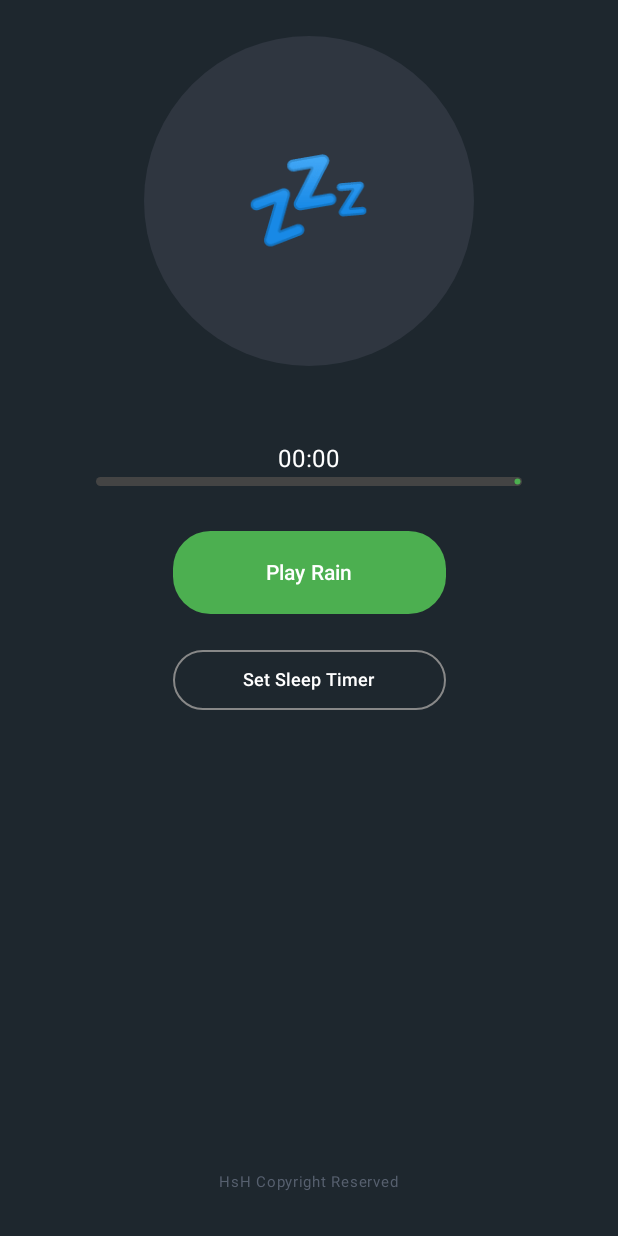
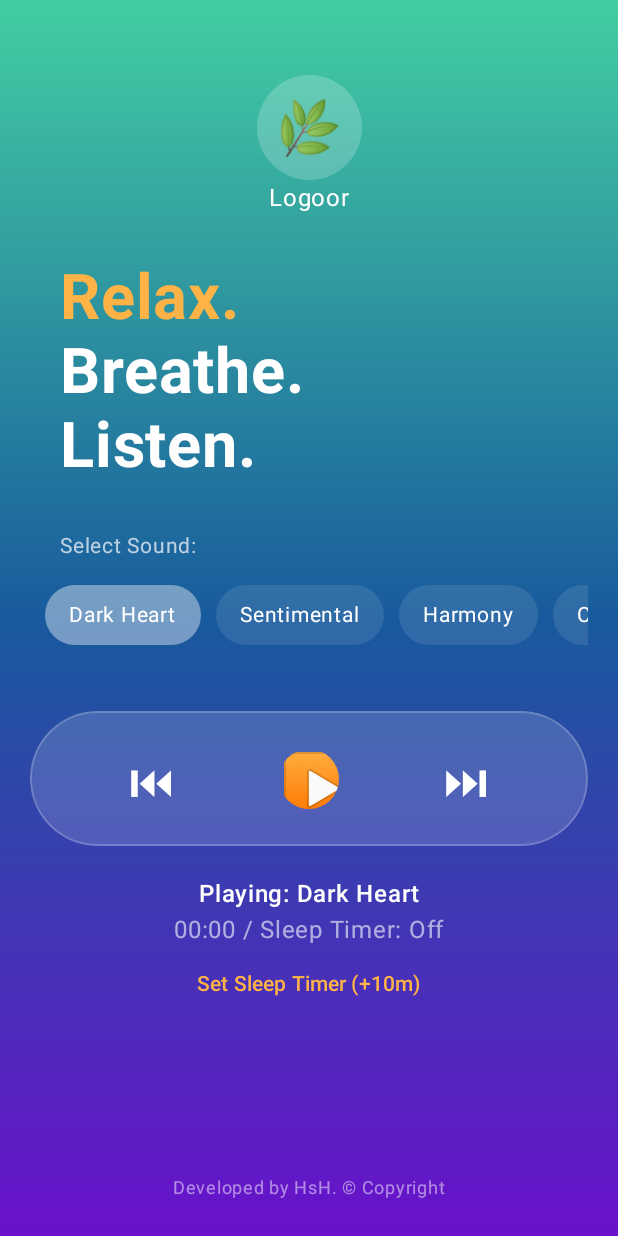
Before and after one commit to ushjdjsyudjd-rgb/NatureRelax, an Android app built with Jetpack Compose: the screen it shows after launch (MainActivity), on a phone screen of 412 x 824 dp. Run offline under Robolectric (Android 15) with nearby library versions, the phone set to English and light mode, and no system bars.

Commit message:
Update MainActivity.kt

```diff
--- a/app/src/main/java/com/relax/sounds/MainActivity.kt
+++ b/app/src/main/java/com/relax/sounds/MainActivity.kt
@@ -5,36 +5,54 @@ import android.os.Bundle
 import androidx.activity.ComponentActivity
 import androidx.activity.compose.setContent
 import androidx.compose.animation.Crossfade
-import androidx.compose.animation.core.*
 import androidx.compose.foundation.background
+import androidx.compose.foundation.border
 import androidx.compose.foundation.layout.*
+import androidx.compose.foundation.lazy.LazyRow
+import androidx.compose.foundation.lazy.items
+import androidx.compose.foundation.shape.CircleShape
 import androidx.compose.foundation.shape.RoundedCornerShape
 import androidx.compose.material3.*
 import androidx.compose.runtime.*
 import androidx.compose.ui.Alignment
 import androidx.compose.ui.Modifier
-import androidx.compose.ui.draw.scale
+import androidx.compose.ui.draw.clip
+import androidx.compose.ui.graphics.Brush
 import androidx.compose.ui.graphics.Color
 import androidx.compose.ui.text.font.FontWeight
 import androidx.compose.ui.unit.dp
 import androidx.compose.ui.unit.sp
 import kotlinx.coroutines.delay
 
+data class Track(val name: String, val resId: Int)
+
 class MainActivity : ComponentActivity() {
     private var mediaPlayer: MediaPlayer? = null
 
     override fun onCreate(savedInstanceState: Bundle?) {
         super.onCreate(savedInstanceState)
+
+        // لیست کامل ۱۰ آهنگ شما بر اساس پیام آخر
+        val trackList = listOf(
+            Track("Dark Heart", R.raw.dark_heart),
+            Track("Sentimental", R.raw.sentimental),
+            Track("Harmony", R.raw.harmony),
+            Track("Careful", R.raw.careful),
+            Track("Worlds", R.raw.worlds),
+            Track("Pure Dream", R.raw.pure_dream),
+            Track("For You", R.raw.for_you),
+            Track("Thoughtful", R.raw.thoughtful),
+            Track("Bread", R.raw.bread),
+            Track("Enlivening", R.raw.enlivening)
+        )
+
         setContent {
             var showSplash by remember { mutableStateOf(true) }
-            LaunchedEffect(Unit) {
-                delay(2000)
-                showSplash = false
-            }
+            LaunchedEffect(Unit) { delay(2000); showSplash = false }
 
             MaterialTheme {
                 Crossfade(targetState = showSplash) { isSplash ->
-                    if (isSplash) SplashScreen() else MainPlayerScreen()
+                    if (isSplash) SplashScreen() else MainPlayerScreen(trackList)
                 }
             }
         }
@@ -42,137 +60,138 @@ class MainActivity : ComponentActivity() {
 
     @Composable
     fun SplashScreen() {
-        Box(modifier = Modifier.fillMaxSize().background(Color(0xFF121212)), contentAlignment = Alignment.Center) {
-            Column(horizontalAlignment = Alignment.CenterHorizontally) {
-                Text("Nature Relax", color = Color.White, fontSize = 32.sp, fontWeight = FontWeight.Bold)
-                Spacer(modifier = Modifier.height(16.dp))
-                CircularProgressIndicator(color = Color(0xFF4CAF50))
-            }
-            Text("Created by HsH © 2025", modifier = Modifier.align(Alignment.BottomCenter).padding(bottom = 32.dp), color = Color.Gray, fontSize = 12.sp)
+        Box(modifier = Modifier.fillMaxSize().background(Color(0xFF185A9D)), contentAlignment = Alignment.Center) {
+            Text("Nature Relax", color = Color.White, fontSize = 32.sp, fontWeight = FontWeight.Bold)
         }
     }
 
     @Composable
-    fun MainPlayerScreen() {
+    fun MainPlayerScreen(tracks: List<Track>) {
+        var currentTrack by remember { mutableStateOf(tracks[0]) }
         var isPlaying by remember { mutableStateOf(false) }
-        var currentPosition by remember { mutableStateOf(0f) }
-        var totalDuration by remember { mutableStateOf(1f) }
-        var sleepTimerMinutes by remember { mutableStateOf(0) } // تایمر خواب
+        var currentPos by remember { mutableStateOf(0) }
+        var sleepTimer by remember { mutableStateOf(0) }
 
-        // انیمیشن ضربان (Pulse)
-        val infiniteTransition = rememberInfiniteTransition()
-        val scale by infiniteTransition.animateFloat(
-            initialValue = 1f,
-            targetValue = if (isPlaying) 1.15f else 1f,
-            animationSpec = infiniteRepeatable(
-                animation = TweenSpec(durationMillis = 1500, easing = FastOutSlowInEasing),
-                repeatMode = RepeatMode.Reverse
-            )
+        val bgGradient = Brush.verticalGradient(
+            colors = listOf(Color(0xFF43CEA2), Color(0xFF185A9D), Color(0xFF6A11CB))
         )
 
-        // آپدیت ثانیه‌شمار و مدیریت تایمر خواب
-        LaunchedEffect(isPlaying) {
+        LaunchedEffect(isPlaying, currentTrack) {
             while (isPlaying) {
-                mediaPlayer?.let {
-                    currentPosition = it.currentPosition.toFloat()
-                    totalDuration = it.duration.toFloat()
-                }
+                currentPos = mediaPlayer?.currentPosition ?: 0
                 delay(1000)
             }
         }
 
-        // منطق شمارش معکوس تایمر خواب
-        LaunchedEffect(sleepTimerMinutes) {
-            if (sleepTimerMinutes > 0 && isPlaying) {
-                while (sleepTimerMinutes > 0 && isPlaying) {
-                    delay(60000) // هر یک دقیقه
-                    sleepTimerMinutes -= 1
-                    if (sleepTimerMinutes == 0) {
-                        mediaPlayer?.pause()
-                        isPlaying = false
-                    }
+        // منطق تایمر خواب
+        LaunchedEffect(sleepTimer) {
+            if (sleepTimer > 0) {
+                delay(sleepTimer * 60000L)
+                if (isPlaying) {
+                    mediaPlayer?.pause()
+                    isPlaying = false
+                    sleepTimer = 0
                 }
             }
         }
 
         Column(
-            modifier = Modifier.fillMaxSize().background(Color(0xFF1E272E)).padding(24.dp),
-            horizontalAlignment = Alignment.CenterHorizontally,
-            verticalArrangement = Arrangement.Center
+            modifier = Modifier.fillMaxSize().background(bgGradient).padding(horizontal = 20.dp),
+            horizontalAlignment = Alignment.CenterHorizontally
         ) {
-            // کارت نمایش با انیمیشن ضربان
-            Card(
-                modifier = Modifier.size(220.dp).scale(scale),
-                shape = RoundedCornerShape(110.dp), // دایره‌ای کامل
-                colors = CardDefaults.cardColors(containerColor = Color(0xFF2F3640))
-            ) {
-                Box(contentAlignment = Alignment.Center, modifier = Modifier.fillMaxSize()) {
-                    Text(if (isPlaying) "🌧️" else "💤", fontSize = 70.sp)
+            Spacer(modifier = Modifier.height(50.dp))
+
+            // بخش لوگو (Logoor)
+            Box(modifier = Modifier.size(70.dp).clip(CircleShape).background(Color.White.copy(0.2f)), contentAlignment = Alignment.Center) {
+                Text("🌿", fontSize = 35.sp)
+            }
+            Text("Logoor", color = Color.White, fontSize = 16.sp)
+
+            Spacer(modifier = Modifier.height(30.dp))
+
+            // متن‌های استایل عکس
+            Column(modifier = Modifier.fillMaxWidth().padding(start = 20.dp)) {
+                Text("Relax.", color = Color(0xFFFFB347), fontSize = 42.sp, fontWeight = FontWeight.Bold)
+                Text("Breathe.", color = Color.White, fontSize = 42.sp, fontWeight = FontWeight.Bold)
+                Text("Listen.", color = Color.White, fontSize = 42.sp, fontWeight = FontWeight.Bold)
+            }
+
+            Spacer(modifier = Modifier.height(30.dp))
+
+            // لیست افقی آهنگ‌ها (LazyRow)
+            Text("Select Sound:", color = Color.White.copy(0.7f), fontSize = 14.sp, modifier = Modifier.align(Alignment.Start).padding(start = 20.dp))
+            Spacer(modifier = Modifier.height(10.dp))
+            LazyRow(horizontalArrangement = Arrangement.spacedBy(10.dp), contentPadding = PaddingValues(horizontal = 10.dp)) {
+                items(tracks) { track ->
+                    Surface(
+                        onClick = {
+                            mediaPlayer?.stop()
+                            mediaPlayer?.release()
+                            mediaPlayer = MediaPlayer.create(this@MainActivity, track.resId)
+                            mediaPlayer?.isLooping = true
+                            currentTrack = track
+                            mediaPlayer?.start()
+                            isPlaying = true
+                        },
+                        color = if (currentTrack == track) Color.White.copy(0.4f) else Color.White.copy(0.1f),
+                        shape = RoundedCornerShape(20.dp)
+                    ) {
+                        Text(track.name, modifier = Modifier.padding(horizontal = 16.dp, vertical = 8.dp), color = Color.White, fontSize = 14.sp)
+                    }
                 }
             }
 
-            Spacer(modifier = Modifier.height(50.dp))
+            Spacer(modifier = Modifier.height(40.dp))
 
-            // نمایش تایمر و نوار پیشرفت
-            Text(formatTime(currentPosition.toInt()), color = Color.White, fontSize = 16.sp)
-            LinearProgressIndicator(
-                progress = currentPosition / totalDuration,
-                modifier = Modifier.fillMaxWidth().height(6.dp).padding(horizontal = 40.dp),
-                color = Color(0xFF4CAF50),
-                trackColor = Color.DarkGray
-            )
-
-            Spacer(modifier = Modifier.height(30.dp))
-
-            // دکمه کنترل صدا
-            Button(
-                onClick = {
-                    if (isPlaying) mediaPlayer?.pause() else {
+            // کنترلر شیشه‌ای اصلی (Play/Pause)
+            Row(
+                modifier = Modifier.fillMaxWidth().height(90.dp).clip(RoundedCornerShape(45.dp))
+                    .background(Color.White.copy(0.15f)).border(1.dp, Color.White.copy(0.2f), RoundedCornerShape(45.dp)),
+                horizontalArrangement = Arrangement.SpaceEvenly,
+                verticalAlignment = Alignment.CenterVertically
+            ) {
+                Text("⏮", color = Color.White, fontSize = 30.sp)
+                IconButton(onClick = {
+                    if (isPlaying) {
+                        mediaPlayer?.pause()
+                    } else {
                         if (mediaPlayer == null) {
-                            mediaPlayer = MediaPlayer.create(this@MainActivity, R.raw.rain)
+                            mediaPlayer = MediaPlayer.create(this@MainActivity, currentTrack.resId)
                             mediaPlayer?.isLooping = true
                         }
                         mediaPlayer?.start()
                     }
                     isPlaying = !isPlaying
-                },
-                modifier = Modifier.fillMaxWidth(0.5f).height(55.dp),
-                shape = RoundedCornerShape(25.dp),
-                colors = ButtonDefaults.buttonColors(containerColor = Color(0xFF4CAF50))
-            ) {
-                Text(if (isPlaying) "Stop" else "Play Rain")
+                }) {
+                    Text(if (isPlaying) "⏸" else "▶️", color = Color.White, fontSize = 45.sp)
+                }
+                Text("⏭", color = Color.White, fontSize = 30.sp)
             }
 
             Spacer(modifier = Modifier.height(20.dp))
 
-            // دکمه تایمر خواب
-            OutlinedButton(
-                onClick = { if (sleepTimerMinutes < 60) sleepTimerMinutes += 10 else sleepTimerMinutes = 0 },
-                modifier = Modifier.fillMaxWidth(0.5f),
-                shape = RoundedCornerShape(25.dp),
-                border = ButtonDefaults.outlinedButtonBorder.copy(brush = androidx.compose.ui.graphics.SolidColor(Color.Gray))
-            ) {
-                Text(
-                    if (sleepTimerMinutes > 0) "Timer: $sleepTimerMinutes min" else "Set Sleep Timer",
-                    color = Color.White,
-                    fontSize = 12.sp
-                )
+            // وضعیت پخش و تایمر
+            Text("Playing: ${currentTrack.name}", color = Color.White, fontWeight = FontWeight.Medium)
+            Text("${formatTime(currentPos)} / Sleep Timer: ${if(sleepTimer > 0) "$sleepTimer min" else "Off"}", color = Color.White.copy(0.6f))
+
+            // دکمه تنظیم تایمر خواب
+            TextButton(onClick = { if (sleepTimer < 60) sleepTimer += 10 else sleepTimer = 0 }) {
+                Text("Set Sleep Timer (+10m)", color = Color(0xFFFFB347))
             }
 
             Spacer(modifier = Modifier.weight(1f))
-            Text("HsH Copyright Reserved", color = Color(0xFF57606f), fontSize = 10.sp)
+            Text("Developed by HsH. © Copyright", modifier = Modifier.padding(bottom = 20.dp), color = Color.White.copy(0.5f), fontSize = 12.sp)
         }
     }
 
-    private fun formatTime(milliseconds: Int): String {
-        val seconds = (milliseconds / 1000) % 60
-        val minutes = (milliseconds / (1000 * 60)) % 60
-        return String.format("%02d:%02d", minutes, seconds)
+    private fun formatTime(ms: Int): String {
+        val sec = (ms / 1000) % 60
+        val min = (ms / (1000 * 60)) % 60
+        return String.format("%02d:%02d", min, sec)
     }
 
     override fun onDestroy() {
         super.onDestroy()
         mediaPlayer?.release()
-        mediaPlayer = null
     }
 }
```
